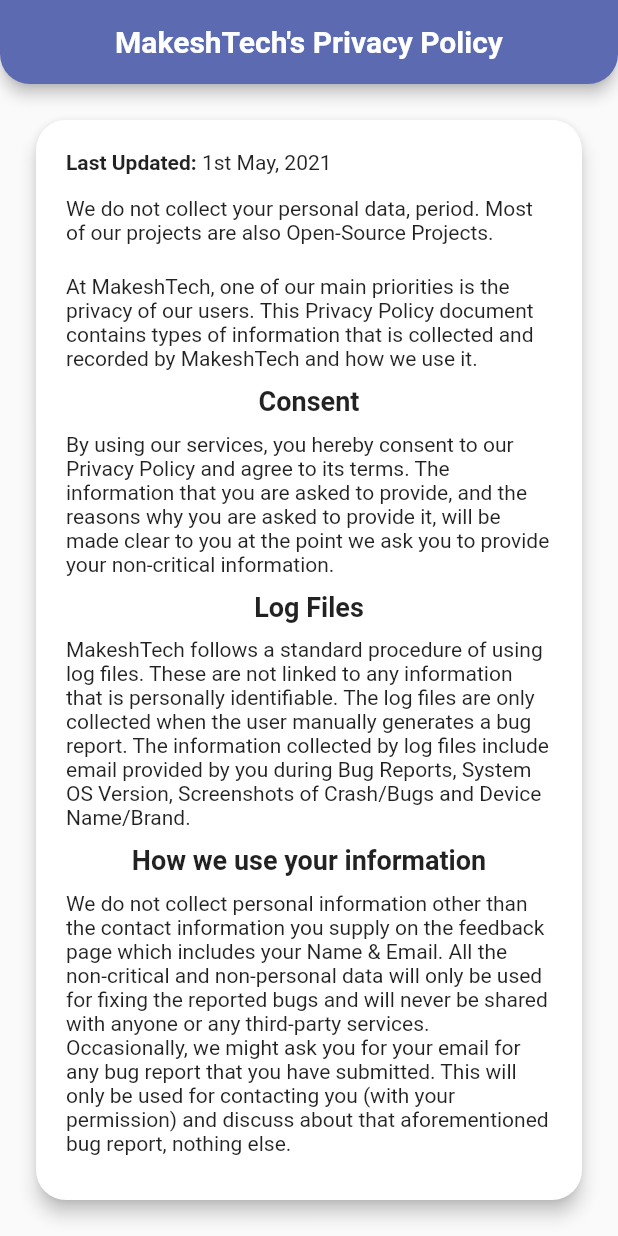
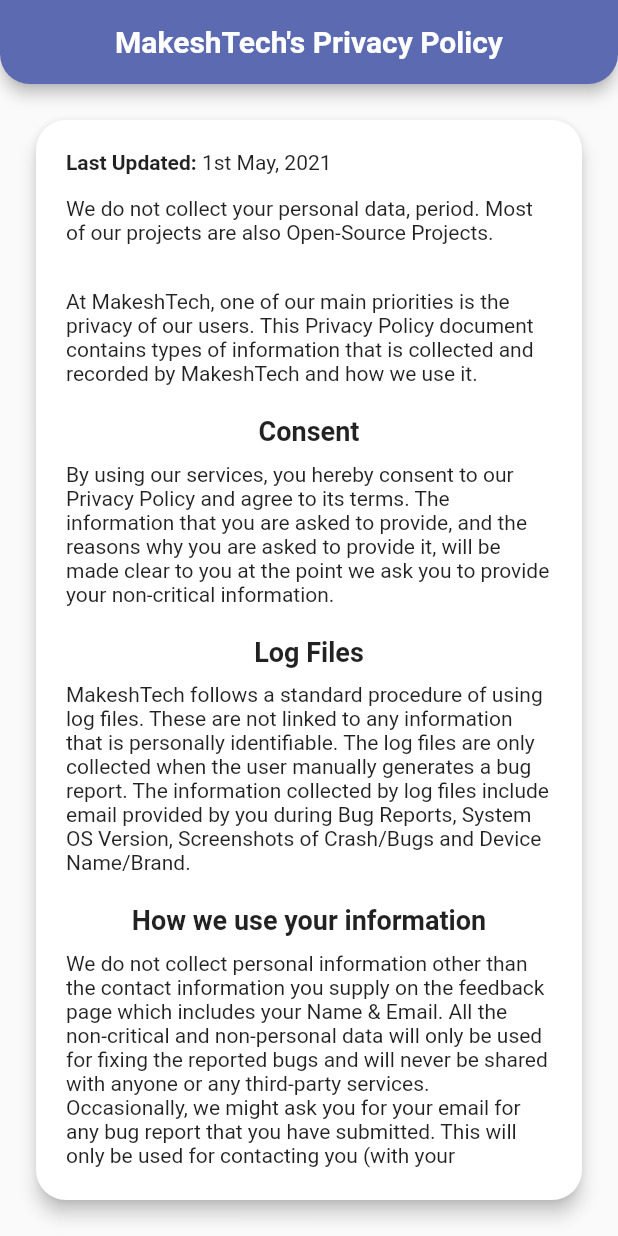
Before and after one commit to MakeshVineeth/privacy_policy, a Flutter app: the screen it shows after launch, on a phone screen of 412 x 824 dp. Run offline on Flutter 3.47's test engine with Material 2 defaults, Android fonts, the phone set to English and light mode, and no system bars.

Commit message:
More spacing and Grammar.

```diff
--- a/lib/main.dart
+++ b/lib/main.dart
@@ -32,7 +32,7 @@
       'At MakeshTech, one of our main priorities is the privacy of our users. This Privacy Policy document contains types of information that is collected and recorded by MakeshTech and how we use it.';
 
   final contact =
-      'If you have additional questions or require more information about our Privacy Policy, do not hesitate to contact us at: ';
+      'If you have additional queries or require more information about our Privacy Policy, do not hesitate to contact us at: ';
 
   final consentTitle = 'Consent';
   final consent =
@@ -130,7 +130,7 @@
                       'Your device and personal data may become more vulnerable to threats such as Ransomware/Malware from apps downloaded from unknown sources. We strongly advice to download the required software or apps from our official sources.'),
                   headingTitle('Updates to this Privacy Policy'),
                   paraText(
-                      'We may update our Privacy Policy from time to time to reflect the changes in our business practices. You are advised to review this Privacy Policy periodically for any changes. We will post reflect the changes in the “Last Updated” section mentioned above.'),
+                      'We may update our Privacy Policy from time to time to reflect the changes in our business practices. You are advised to review this Privacy Policy periodically for any changes. We will reflect the changes in the “Last Updated” section mentioned above.'),
                   headingTitle('Questions and Comments'),
                   SizedBox(height: space),
                   Wrap(
@@ -150,7 +150,7 @@
                           )),
                     ],
                   ),
-                  SizedBox(height: 30),
+                  SizedBox(height: 35),
                   Text(
                     '© 2021 MakeshTech Inc. All Rights Reserved.',
                     style: TextStyle(
@@ -185,7 +185,7 @@
             text,
             textAlign: TextAlign.left,
           ),
-          SizedBox(height: space),
+          SizedBox(height: space + 10),
         ],
       );
 
```
